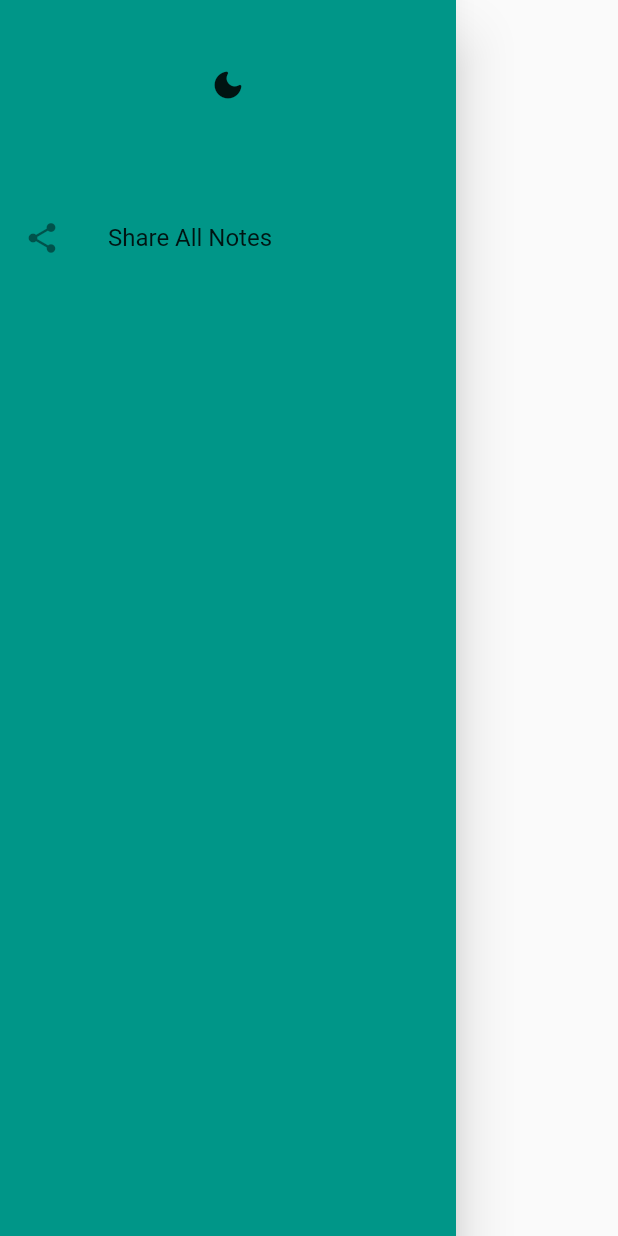
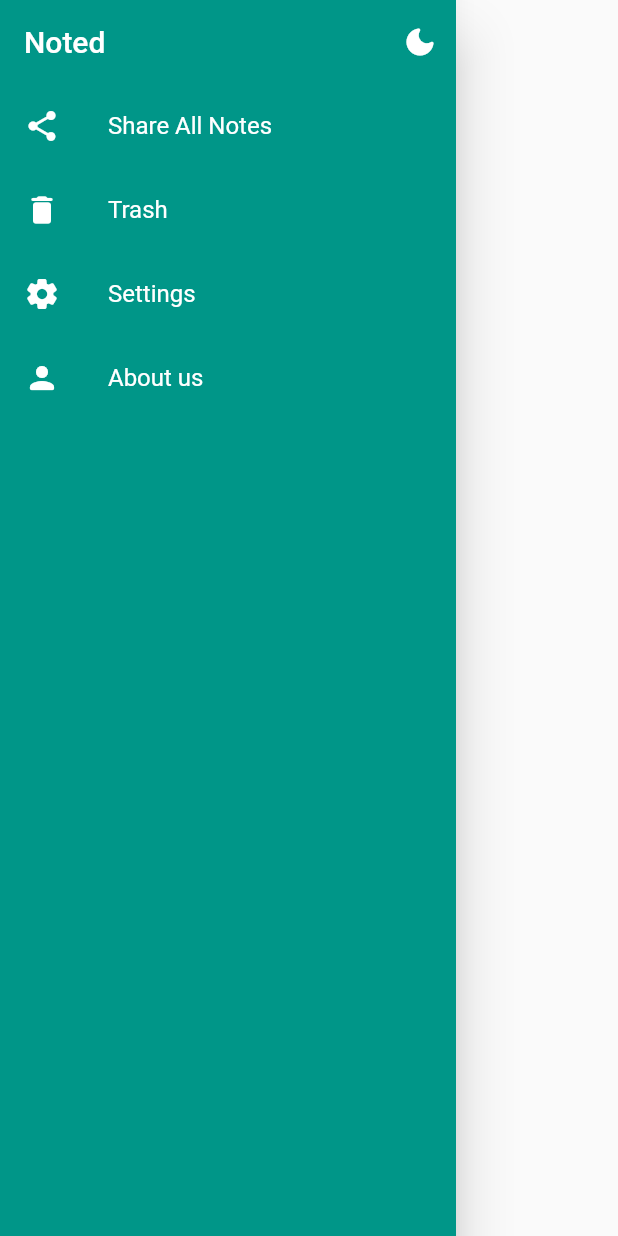
Before and after one commit to ahmadelbaz/noted, a Flutter app: the DrawerView widget shown alone on an empty page, opened directly, after a tap on the "wb sunny" icon, on a phone screen of 412 x 824 dp. Run offline on Flutter 3.47's test engine with Material 2 defaults, Android fonts, the phone set to English and light mode, and no system bars; our stand-ins replace contained_tab_bar_view, flutter_colorpicker, hooks_riverpod, share_plus, shared_preferences, sqflite; missing offline and left inert: auto_direction; accounts and stored records are empty.

Commit message:
Drawer is back and we moved change theme and share all notes to it, customized grid view for orientation, added shared preference to save mode (dark or light) and view (grid or list) and get it with the future provider before UI loads, fixed some bugs in sizes and colors

```diff
--- a/lib/consts.dart
+++ b/lib/consts.dart
@@ -1,3 +1,5 @@
 // Device size that we use trying to make the app responsive
 var deviceWidth = 0.0;
 var deviceHeight = 0.0;
+const isDarkKey = 'is_dark';
+const isGridKey = 'is_grid';
--- a/lib/main.dart
+++ b/lib/main.dart
@@ -14,10 +14,17 @@ final isDarkStateProvider = StateProvider<bool>(
   (ref) => true,
 );
 
+// Provider (Future) to get theme from shared preference
+// final themeFutureProvider = FutureProvider(((ref) async{
+//   await ref.watch(notesChangeNotifierProvider).get
+// }));
+
 // Provider (Future) to get the data saved in db before UI
 final dataFutureProvider = FutureProvider(
   (ref) async {
     await ref.watch(notesChangeNotifierProvider).getAllNotes();
+    await ref.watch(notesChangeNotifierProvider).getTheme(ref);
+    await ref.watch(notesChangeNotifierProvider).getView(ref);
   },
 );
 
@@ -49,7 +56,10 @@ class App extends ConsumerWidget {
 
   @override
   Widget build(BuildContext context, WidgetRef ref) {
-    return MaterialApp(
+    final futureProvider = ref.watch(dataFutureProvider);
+    return futureProvider.when(
+      skipLoadingOnReload: true,
+      data: (data) => MaterialApp(
         builder: (context, child) {
           // Assign screen height and width to these global variables so we can use them in all screens
           deviceWidth = MediaQuery.of(context).size.width;
@@ -95,6 +105,13 @@ class App extends ConsumerWidget {
           '/': (context) => const NotesScreen(),
           '/add_edit_note': (context) => const AddEditNoteScreen(),
         },
+      ),
+      error: (error, stackTrace) => const Center(
+        child: Text('Error 😅'),
+      ),
+      loading: () => const Center(
+        child: CircularProgressIndicator(),
+      ),
     );
   }
 }
--- a/lib/screens/all_notes_screen.dart
+++ b/lib/screens/all_notes_screen.dart
@@ -25,6 +25,7 @@ class AllNotesScreen extends ConsumerWidget {
     final selectionProvider = ref.watch(inSelectionModeStateProvider);
     final isGridProvider = ref.watch(isGridStateProvider);
     final isDarkProvider = ref.watch(isDarkStateProvider);
+    // final isPortrait = MediaQuery.of(context).
     log('normal mode ? $isNormalMode');
     return notesProvider.count < 1
         ? const Center(
@@ -32,9 +33,13 @@ class AllNotesScreen extends ConsumerWidget {
           )
         // We check if we are in grid view mode or not to change the view
         : isGridProvider
-            ? GridView.builder(
-                gridDelegate: const SliverGridDelegateWithFixedCrossAxisCount(
-                  crossAxisCount: 2,
+            ? OrientationBuilder(builder: (context, orientation) {
+                log('portrait ? : $orientation');
+                return GridView.builder(
+                  gridDelegate: SliverGridDelegateWithFixedCrossAxisCount(
+                    crossAxisCount: orientation == Orientation.portrait ? 2 : 3,
+                    childAspectRatio:
+                        orientation == Orientation.portrait ? 1 : 3 / 2,
                   ),
                   // We have 4 modes here [Normal - searchNormal - Favorite - searchFavorite]
                   // And we change the item count depends on which mode we are in
@@ -46,7 +51,9 @@ class AllNotesScreen extends ConsumerWidget {
                               .length
                           : notesProvider.getAllFavorites().length
                       : searchProvider
-                        ? notesProvider.getAllSearch(searchTextProvider).length
+                          ? notesProvider
+                              .getAllSearch(searchTextProvider)
+                              .length
                           : notesProvider.count,
                   itemBuilder: (context, index) {
                     // Same 4 modes here and we need to check to decide which notes we are dealing with
@@ -56,14 +63,13 @@ class AllNotesScreen extends ConsumerWidget {
                                 .getAllSearch(searchTextProvider)[index]
                             : notesProvider.notes[index]
                         : searchProvider
-                          ? notesProvider
-                              .getAllSearchFavorites(searchTextProvider)[index]
+                            ? notesProvider.getAllSearchFavorites(
+                                searchTextProvider)[index]
                             : notesProvider.getAllFavorites()[index];
                     // First we check if we are in favorite tab or all notes tab, to decide which notes will appear
                     return searchProvider &&
-                          (!note.title
-                                  .toLowerCase()
-                                  .contains(searchTextProvider.toLowerCase()) &&
+                            (!note.title.toLowerCase().contains(
+                                    searchTextProvider.toLowerCase()) &&
                                 !note.body
                                     .toLowerCase()
                                     .contains(searchTextProvider.toLowerCase()))
@@ -130,11 +136,12 @@ class AllNotesScreen extends ConsumerWidget {
                                   },
                                   onLongPress: () {
                                     ref
-                                      .read(inSearchModeStateProvider.notifier)
+                                        .read(
+                                            inSearchModeStateProvider.notifier)
                                         .state = false;
                                     ref
-                                      .read(
-                                          inSelectionModeStateProvider.notifier)
+                                        .read(inSelectionModeStateProvider
+                                            .notifier)
                                         .state = {true: note};
                                   },
                                 ),
@@ -142,7 +149,8 @@ class AllNotesScreen extends ConsumerWidget {
                             ],
                           );
                   },
-              )
+                );
+              })
             : ListView.builder(
                 itemCount: notesProvider.count,
                 itemBuilder: (context, index) {
@@ -181,7 +189,6 @@ class AllNotesScreen extends ConsumerWidget {
                                   ),
                                   margin: EdgeInsets.all(deviceWidth * 0.02),
                                   padding: EdgeInsets.all(deviceWidth * 0.009),
-                                  // color: Colors.teal,
                                   child: ListTile(
                                     title: AutoDirection(
                                       text: note.title,
--- a/lib/screens/notes_screen.dart
+++ b/lib/screens/notes_screen.dart
@@ -10,6 +10,7 @@ import 'package:noted/main.dart';
 import 'package:noted/models/note.dart';
 import 'package:noted/screens/add_edit_note_screen.dart';
 import 'package:noted/screens/all_notes_screen.dart';
+import 'package:noted/widgets/drawer.dart';
 
 // Provider (State) to switch search mode
 final inSearchModeStateProvider = StateProvider<bool>(((ref) => false));
@@ -42,7 +43,6 @@ class NotesScreen extends ConsumerWidget {
     final notesProvider = ref.watch(notesChangeNotifierProvider);
     final searchProvider = ref.watch(inSearchModeStateProvider);
     final selectionProvider = ref.watch(inSelectionModeStateProvider);
-    final isDarkProvider = ref.watch(isDarkStateProvider);
     final isGridProvider = ref.watch(isGridStateProvider);
     return DefaultTabController(
       // Length of tabs (We will change it later to be dynamic maybe to add categories)
@@ -72,7 +72,8 @@ class NotesScreen extends ConsumerWidget {
           return false;
         },
         child: Scaffold(
-          // drawer: const DrawerView(),
+          resizeToAvoidBottomInset: false,
+          drawer: const DrawerView(),
           // We add this so that we hide appbar when user scrolls
           body: NestedScrollView(
             headerSliverBuilder:
@@ -168,33 +169,16 @@ class NotesScreen extends ConsumerWidget {
                           ),
                           IconButton(
                             tooltip: isGridProvider ? 'List View' : 'Grid View',
-                            onPressed: () => ref
-                                .read(isGridStateProvider.notifier)
-                                .state = !isGridProvider,
+                            onPressed: () async {
+                              ref.read(isGridStateProvider.notifier).state =
+                                  !isGridProvider;
+                              await notesProvider
+                                  .saveView(ref.watch(isGridStateProvider));
+                            },
                             icon: Icon(
                               isGridProvider
                                   ? Icons.view_list_rounded
                                   : Icons.grid_view_rounded,
-                            ),
-                          ),
-                          IconButton(
-                            tooltip: 'Share all notes',
-                            onPressed: () =>
-                                shareAllNotes(context, notesProvider.getAll()),
-                            icon: const Icon(
-                              Icons.share_rounded,
-                            ),
-                          ),
-                          IconButton(
-                            tooltip: 'Change theme',
-                            onPressed: () {
-                              ref.read(isDarkStateProvider.notifier).state =
-                                  !isDarkProvider;
-                            },
-                            icon: Icon(
-                              isDarkProvider
-                                  ? Icons.wb_sunny_rounded
-                                  : Icons.dark_mode_rounded,
                             ),
                           ),
                         ],
@@ -203,13 +187,6 @@ class NotesScreen extends ConsumerWidget {
             },
             body: Consumer(
               builder: (context, ref, child) {
-                // Instance of the providers we need
-                final futureProvider = ref.watch(dataFutureProvider);
-                return futureProvider.when(
-                  skipLoadingOnReload: true,
-                  data: (data) {
-                    deviceWidth = MediaQuery.of(context).size.width;
-                    deviceHeight = MediaQuery.of(context).size.height;
                 return Container(
                   decoration: BoxDecoration(
                     border: Border.all(
@@ -217,8 +194,7 @@ class NotesScreen extends ConsumerWidget {
                     ),
                     borderRadius: BorderRadius.circular(10),
                   ),
-                      margin:
-                          EdgeInsets.symmetric(horizontal: deviceWidth * .06),
+                  margin: EdgeInsets.symmetric(horizontal: deviceWidth * .06),
                   child: ContainedTabBarView(
                     tabBarProperties: const TabBarProperties(
                       labelColor: Colors.cyan,
@@ -238,14 +214,6 @@ class NotesScreen extends ConsumerWidget {
                         isNormalMode: false,
                       ),
                     ],
-                      ),
-                    );
-                  },
-                  error: (error, stackTrace) => const Center(
-                    child: Text('Error 😅'),
-                  ),
-                  loading: () => const Center(
-                    child: CircularProgressIndicator(),
                   ),
                 );
               },
--- /dev/null
+++ b/lib/widgets/custom_listtile.dart
@@ -0,0 +1,15 @@
+import 'package:flutter/material.dart';
+
+Widget customListTile(VoidCallback ontap, String title, IconData icon) {
+  return ListTile(
+    leading: Icon(
+      icon,
+      color: Colors.white,
+    ),
+    title: Text(
+      title,
+      style: const TextStyle(color: Colors.white),
+    ),
+    onTap: ontap,
+  );
+}
--- a/lib/widgets/drawer.dart
+++ b/lib/widgets/drawer.dart
@@ -1,8 +1,8 @@
 import 'package:flutter/material.dart';
 import 'package:hooks_riverpod/hooks_riverpod.dart';
-import 'package:noted/consts.dart';
 import 'package:noted/functions/share.dart';
 import 'package:noted/main.dart';
+import 'package:noted/widgets/custom_listtile.dart';
 
 class DrawerView extends ConsumerWidget {
   const DrawerView({super.key});
@@ -15,24 +15,38 @@ class DrawerView extends ConsumerWidget {
       backgroundColor: Colors.teal,
       child: ListView(
         children: [
-          SizedBox(height: deviceHeight * 0.04),
+          AppBar(
+            title: const Text('Noted'),
+            backgroundColor: Colors.teal,
+            elevation: 0,
+            automaticallyImplyLeading: false,
+            actions: [
               IconButton(
-            onPressed: () {
+                onPressed: () async {
                   ref.read(isDarkStateProvider.notifier).state =
                       !ref.read(isDarkStateProvider.notifier).state;
+                  await notesProvider.saveTheme(ref.watch(isDarkStateProvider));
                 },
                 icon: Icon(
-              isDarkProvider ? Icons.wb_sunny_rounded : Icons.dark_mode_rounded,
+                  isDarkProvider
+                      ? Icons.wb_sunny_rounded
+                      : Icons.dark_mode_rounded,
                 ),
               ),
-          SizedBox(height: deviceHeight * 0.06),
-          ListTile(
-            leading: const Icon(Icons.share_rounded),
-            title: const Text(
-              'Share All Notes',
+            ],
           ),
-            onTap: () => shareAllNotes(context, notesProvider.getAll()),
-          ),
+          customListTile(() => shareAllNotes(context, notesProvider.getAll()),
+              'Share All Notes', Icons.share_rounded),
+          // We will use this divider when we add categories to separate sections
+          // Divider(
+          //   thickness: deviceHeight * 0.002,
+          //   // color: Colors.deepOrange,
+          //   indent: deviceWidth * 0.1,
+          //   endIndent: deviceWidth * 0.1,
+          // ),
+          customListTile(() {}, 'Trash', Icons.delete_rounded),
+          customListTile(() {}, 'Settings', Icons.settings_rounded),
+          customListTile(() {}, 'About us', Icons.person_rounded),
         ],
       ),
     );
--- a/pubspec.yaml
+++ b/pubspec.yaml
@@ -41,6 +41,7 @@ dependencies:
   contained_tab_bar_view: ^0.8.0
   share_plus: ^6.2.0
   flutter_colorpicker: ^1.0.3
+  shared_preferences: ^2.0.15
 
 dev_dependencies:
   flutter_test:
```
Also changed, not shown: lib/providers/notes_provider.dart (+35 -0 lines), lib/screens/add_edit_note_screen.dart (+19 -1 lines), pubspec.lock, 1 other file. Lines whose indentation alone changed are shown as unchanged.
